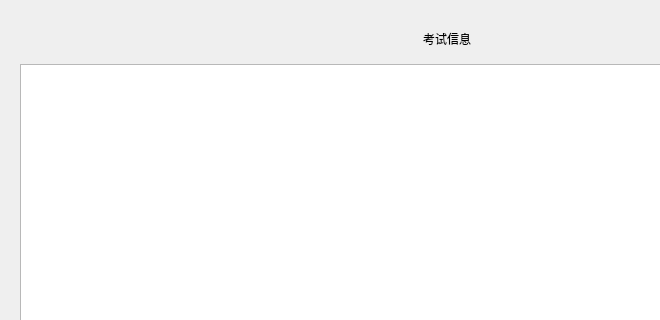
Before: the Qt Designer form student.ui in Database-Course-Developers/Educational_Administration_System, drawn with Qt 5; both pictures show x 0 to 660 and y 0 to 320 of the 893 by 503 pixel window.
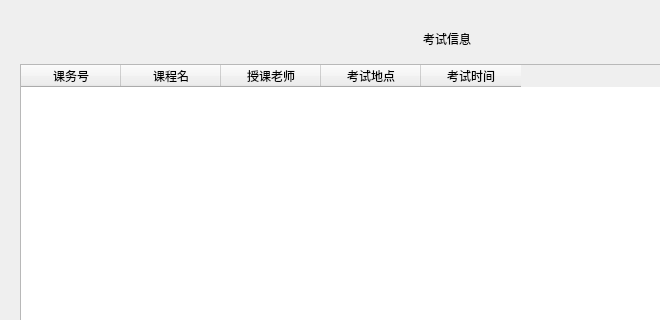
After: the same form once the commit is applied. The open tabs and pages were chosen to show the change.

Commit message: 考试信息子页面

The edit to the form file:
```diff
--- a/student.ui
+++ b/student.ui
@@ -937,7 +937,33 @@
         </widget>
        </item>
        <item>
-        <widget class="QTableWidget" name="tableWidget_3"/>
+        <widget class="QTableWidget" name="tWStuExam">
+         <column>
+          <property name="text">
+           <string>课务号</string>
+          </property>
+         </column>
+         <column>
+          <property name="text">
+           <string>课程名</string>
+          </property>
+         </column>
+         <column>
+          <property name="text">
+           <string>授课老师</string>
+          </property>
+         </column>
+         <column>
+          <property name="text">
+           <string>考试地点</string>
+          </property>
+         </column>
+         <column>
+          <property name="text">
+           <string>考试时间</string>
+          </property>
+         </column>
+        </widget>
        </item>
        <item>
         <widget class="QWidget" name="widget_7" native="true">
```
Left out of the diff: 4 changed lines with no effect on the pictures. The commit also changes 2 other files.
